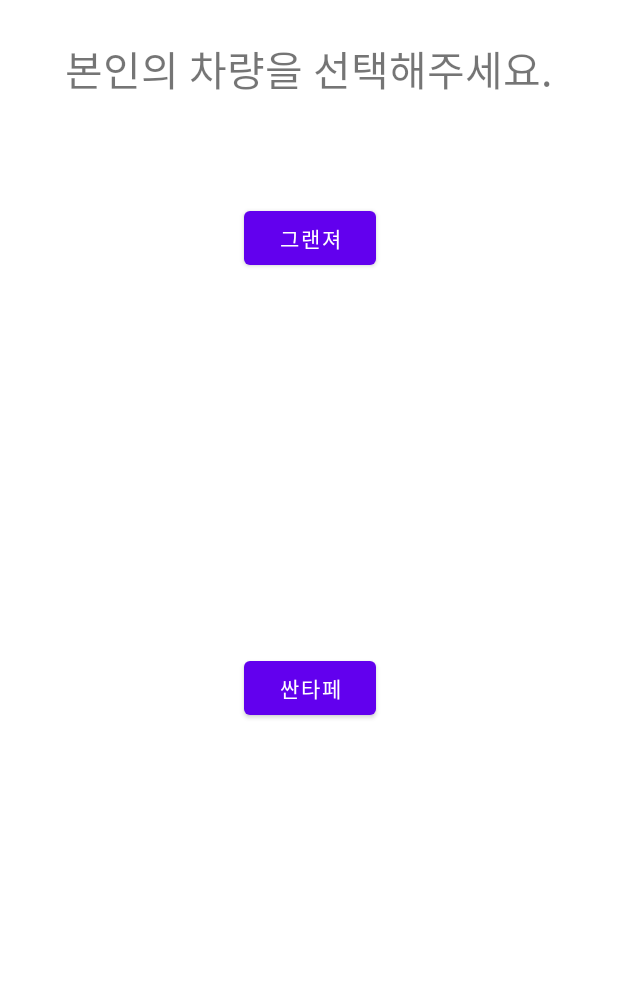
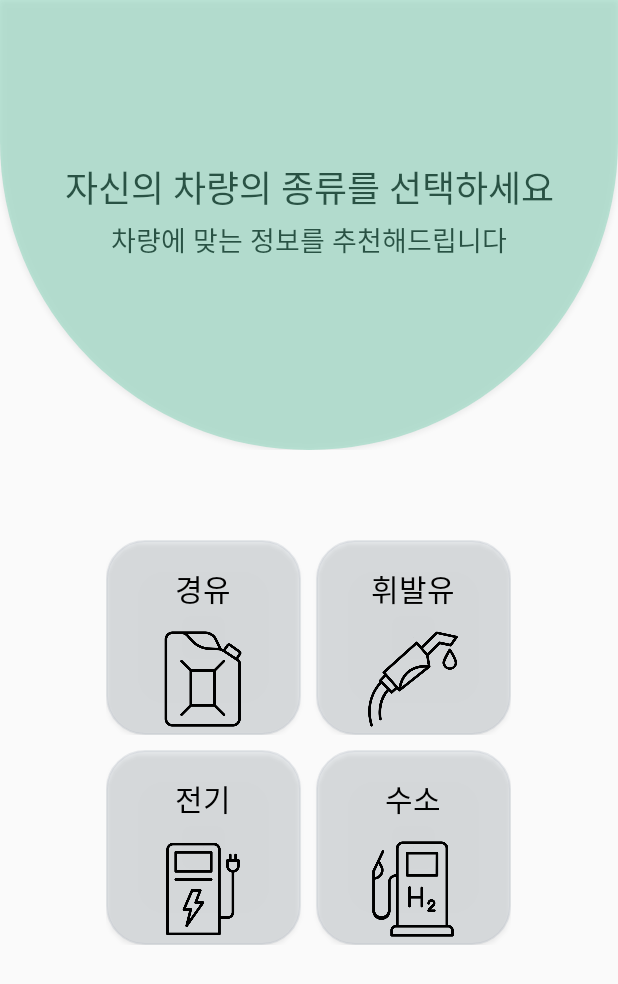
Before and after one commit to jsk41755/Car_management_app, an Android app: the Car_Select_Activity screen opened directly, with no data from a screen before it, on a phone screen of 412 x 824 dp. Shown: the top 984 px of the screen. Run offline under Robolectric (Android 15) with nearby library versions, the phone set to English and light mode, and no system bars; our stand-ins replace Firebase (no records; nobody signed in at launch, a user with empty details on screens opened directly); libraries missing offline, so code that uses them is left out: com.kakao.sdk; 3 statements that could not run were skipped.

Commit message:
로그인 차량선택 xml 수정

```diff
--- a/app/src/main/java/com/example/car_management_app/LoginActivity.java
+++ b/app/src/main/java/com/example/car_management_app/LoginActivity.java
@@ -24,7 +24,7 @@ public class LoginActivity extends AppCompatActivity {
 
     private View loginButton, logoutButton;
     private TextView nickName;
-    private ImageView profileImage;
+
 
     @Override
     protected void onCreate(Bundle savedInstanceState) {
@@ -36,7 +36,7 @@ public class LoginActivity extends AppCompatActivity {
         loginButton = findViewById(R.id.login);
         logoutButton = findViewById(R.id.logout);
         nickName = findViewById(R.id.nickname);
-        profileImage = findViewById(R.id.profile);
+
 
         Function2<OAuthToken, Throwable, Unit> callback = new Function2<OAuthToken, Throwable, Unit>() {
             @Override
@@ -97,7 +97,7 @@ public class LoginActivity extends AppCompatActivity {
                     Log.i(TAG, "invoke: age=" + user.getKakaoAccount().getAgeRange());
 
                     nickName.setText(user.getKakaoAccount().getProfile().getNickname());
-                    Glide.with(profileImage).load(user.getKakaoAccount().getProfile().getThumbnailImageUrl()).circleCrop().into(profileImage);
+
 
                     loginButton.setVisibility(View.GONE);
                     logoutButton.setVisibility(View.VISIBLE);
@@ -112,7 +112,6 @@ public class LoginActivity extends AppCompatActivity {
                 }
                 else{
                     nickName.setText(null);
-                    profileImage.setImageBitmap(null);
                     loginButton.setVisibility(View.VISIBLE);
                     logoutButton.setVisibility(View.GONE);
 
--- /dev/null
+++ b/app/src/main/res/drawable/car_icon_resize.xml
@@ -0,0 +1,9 @@
+<?xml version="1.0" encoding="utf-8"?>
+<layer-list xmlns:android="http://schemas.android.com/apk/res/android">
+
+    <item
+        android:width="50dp"
+        android:height="50dp"
+
+        android:drawable="@drawable/car_icon"/>
+</layer-list>
--- /dev/null
+++ b/app/src/main/res/drawable/diesel_icon_resize.xml
@@ -0,0 +1,8 @@
+<?xml version="1.0" encoding="utf-8"?>
+<layer-list xmlns:android="http://schemas.android.com/apk/res/android">
+    <item
+        android:width="65dp"
+        android:height="65dp"
+
+        android:drawable="@drawable/diesel_icon" />
+</layer-list>
--- /dev/null
+++ b/app/src/main/res/drawable/electric_icon_resize.xml
@@ -0,0 +1,9 @@
+<?xml version="1.0" encoding="utf-8"?>
+<layer-list xmlns:android="http://schemas.android.com/apk/res/android">
+
+    <item
+        android:width="65dp"
+        android:height="65dp"
+        android:drawable="@drawable/electric_icon"/>
+
+</layer-list>
--- /dev/null
+++ b/app/src/main/res/drawable/gasoline_icon_resize.xml
@@ -0,0 +1,9 @@
+<?xml version="1.0" encoding="utf-8"?>
+<layer-list xmlns:android="http://schemas.android.com/apk/res/android">
+
+    <item
+        android:width="65dp"
+        android:height="65dp"
+        android:drawable="@drawable/gasoline_icon"/>
+
+</layer-list>
--- /dev/null
+++ b/app/src/main/res/drawable/hydrogen_icon_resize.xml
@@ -0,0 +1,9 @@
+<?xml version="1.0" encoding="utf-8"?>
+<layer-list xmlns:android="http://schemas.android.com/apk/res/android">
+
+    <item
+        android:width="65dp"
+        android:height="65dp"
+        android:drawable="@drawable/hydrogen_icon"/>
+
+</layer-list>
--- /dev/null
+++ b/app/src/main/res/drawable/shape_button.xml
@@ -0,0 +1,22 @@
+<?xml version="1.0" encoding="utf-8"?>
+<shape xmlns:android="http://schemas.android.com/apk/res/android">
+
+
+    <corners
+        android:bottomLeftRadius="25dp"
+        android:bottomRightRadius="25dp"
+        android:topLeftRadius="25dp"
+        android:topRightRadius="25dp" />
+    <padding
+        android:bottom="5dp"
+        android:left="5dp"
+        android:right="5dp"
+        android:top="5dp" />
+    <solid
+        android:color="@color/lightgray"/>
+    <stroke
+        android:width="1dp"
+        android:color="@color/lightgray"/>
+
+
+</shape>
--- /dev/null
+++ b/app/src/main/res/drawable/shape_select.xml
@@ -0,0 +1,19 @@
+<?xml version="1.0" encoding="utf-8"?>
+<shape xmlns:android="http://schemas.android.com/apk/res/android">
+
+    <corners
+        android:bottomLeftRadius="300dp"
+        android:bottomRightRadius="300dp"
+        android:topLeftRadius="0dp"
+        android:topRightRadius="0dp" />
+    <padding
+        android:bottom="5dp"
+        android:left="5dp"
+        android:right="5dp"
+        android:top="5dp" />
+    <solid
+        android:color="#6666CDAA"/>
+
+
+
+</shape>
--- a/app/src/main/res/layout/activity_car_select.xml
+++ b/app/src/main/res/layout/activity_car_select.xml
@@ -1,48 +1,131 @@
 <?xml version="1.0" encoding="utf-8"?>
-<androidx.constraintlayout.widget.ConstraintLayout xmlns:android="http://schemas.android.com/apk/res/android"
+<LinearLayout xmlns:android="http://schemas.android.com/apk/res/android"
     xmlns:app="http://schemas.android.com/apk/res-auto"
     xmlns:tools="http://schemas.android.com/tools"
     android:layout_width="match_parent"
     android:layout_height="match_parent"
-    tools:context=".Car_Select_Activity">
+    tools:context=".Car_Select_Activity"
+    android:orientation="vertical">
+
+
+    <RelativeLayout
+        android:layout_width="wrap_content"
+        android:layout_height="wrap_content">
+
+        <Button
+            android:id="@+id/basecolor"
+            android:layout_width="match_parent"
+            android:layout_height="300dp"
+            android:background="@drawable/shape_select" />
+
 
         <TextView
-        android:id="@+id/textView"
+            android:id="@+id/textView1"
             android:layout_width="wrap_content"
             android:layout_height="wrap_content"
-        android:layout_marginStart="46dp"
-        android:layout_marginTop="25dp"
-        android:layout_marginEnd="47dp"
+            android:layout_alignLeft="@id/basecolor"
+            android:layout_alignTop="@+id/basecolor"
+            android:layout_alignRight="@id/basecolor"
+            android:layout_alignBottom="@id/basecolor"
+            android:layout_marginStart="32dp"
+            android:layout_marginTop="10dp"
+            android:layout_marginEnd="32dp"
+            android:layout_marginBottom="60dp"
             android:gravity="center"
-        android:text="본인의 차량을 선택해주세요."
-        android:textSize="27dp"
-        app:layout_constraintEnd_toEndOf="parent"
-        app:layout_constraintStart_toStartOf="parent"
-        app:layout_constraintTop_toTopOf="parent" />
+            android:text="자신의 차량의 종류를 선택하세요"
+            android:textColor="@color/black"
+            android:textSize="24dp"
+            android:fontFamily="@font/cafe24_surround"/>
+
+        <TextView
+            android:id="@+id/textView2"
+            android:layout_width="wrap_content"
+            android:layout_height="wrap_content"
+            android:layout_alignLeft="@id/basecolor"
+            android:layout_alignTop="@+id/basecolor"
+            android:layout_alignRight="@id/basecolor"
+            android:layout_alignBottom="@id/basecolor"
+            android:layout_marginStart="45dp"
+            android:layout_marginTop="30dp"
+            android:layout_marginEnd="45dp"
+            android:layout_marginBottom="10dp"
+            android:gravity="center"
+            android:text="차량에 맞는 정보를 추천해드립니다"
+            android:textColor="@color/black"
+            android:textSize="18dp"
+            android:fontFamily="@font/cafe24_surround_air"/>
+
+    </RelativeLayout>
+
+    <LinearLayout
+        android:layout_width="wrap_content"
+        android:layout_height="wrap_content"
+        android:orientation="horizontal"
+        android:layout_gravity="center"
+        android:layout_marginTop="60dp"
+        android:layout_marginEnd="0dp">
 
         <Button
             android:id="@+id/Car1"
-        android:layout_width="wrap_content"
-        android:layout_height="wrap_content"
-        android:layout_marginStart="162dp"
-        android:layout_marginTop="68dp"
-        android:layout_marginEnd="161dp"
-        android:text="그랜져"
-        app:layout_constraintEnd_toEndOf="parent"
-        app:layout_constraintStart_toStartOf="parent"
-        app:layout_constraintTop_toBottomOf="@+id/textView" />
+            android:layout_width="130dp"
+            android:layout_height="130dp"
+            android:text="경유"
+            android:textSize="20dp"
+            android:background="@drawable/shape_button"
+            android:backgroundTint="@color/lightgray"
+            android:textColor="@color/black"
+            android:drawableBottom="@drawable/diesel_icon_resize"
+            android:fontFamily="@font/cafe24_surround"/>
 
         <Button
             android:id="@+id/Car2"
+            android:layout_width="130dp"
+            android:layout_height="130dp"
+            android:text="휘발유"
+            android:textSize="20dp"
+            android:layout_marginStart="10dp"
+            android:background="@drawable/shape_button"
+            android:backgroundTint="@color/lightgray"
+            android:textColor="@color/black"
+            android:drawableBottom="@drawable/gasoline_icon_resize"
+            android:fontFamily="@font/cafe24_surround"/>
+
+    </LinearLayout>
+
+    <LinearLayout
         android:layout_width="wrap_content"
         android:layout_height="wrap_content"
-        android:layout_marginStart="162dp"
-        android:layout_marginTop="252dp"
-        android:layout_marginEnd="161dp"
-        android:text="싼타페"
-        app:layout_constraintEnd_toEndOf="parent"
-        app:layout_constraintStart_toStartOf="parent"
-        app:layout_constraintTop_toBottomOf="@+id/Car1" />
+        android:orientation="horizontal"
+        android:layout_gravity="center"
+        android:layout_marginTop="10dp"
+        android:layout_marginEnd="0dp">
+
+        <Button
+            android:id="@+id/Car3"
+            android:layout_width="130dp"
+            android:layout_height="130dp"
+            android:text="전기"
+            android:textSize="20dp"
+            android:background="@drawable/shape_button"
+            android:backgroundTint="@color/lightgray"
+            android:textColor="@color/black"
+            android:drawableBottom="@drawable/electric_icon_resize"
+            android:fontFamily="@font/cafe24_surround"/>
+
+        <Button
+            android:id="@+id/Car4"
+            android:layout_width="130dp"
+            android:layout_height="130dp"
+            android:text="수소"
+            android:textSize="20dp"
+            android:layout_marginStart="10dp"
+            android:background="@drawable/shape_button"
+            android:backgroundTint="@color/lightgray"
+            android:textColor="@color/black"
+            android:drawableBottom="@drawable/hydrogen_icon_resize"
+            android:fontFamily="@font/cafe24_surround"/>
+
+    </LinearLayout>
 
 
-</androidx.constraintlayout.widget.ConstraintLayout>
+</LinearLayout>
--- a/app/src/main/res/layout/activity_login.xml
+++ b/app/src/main/res/layout/activity_login.xml
@@ -11,31 +11,43 @@
         android:layout_width="match_parent"
         android:layout_height="0dp"
         android:layout_weight="1"
-        android:orientation="vertical">
+        android:orientation="vertical"
+        android:layout_gravity="center"
+        android:gravity="center">
 
         <ImageView
             android:id="@+id/profile"
-            android:layout_width="200dp"
-            android:layout_height="200dp"/>
+            android:layout_width="290dp"
+            android:layout_height="250dp"
+            android:layout_gravity="center"
+            android:src="@drawable/car_login"
+            android:visibility="visible" />
 
         <TextView
             android:id="@+id/nickname"
             android:layout_width="wrap_content"
-            android:layout_height="wrap_content"/>
+            android:layout_height="0dp"
+            android:layout_gravity="center"
+            android:text="카계부"
+            android:textColor="@color/maingreen"
+            android:textSize="35dp"
+            android:visibility="invisible" />
+
+        <ImageView
+            android:id="@+id/login"
+            android:layout_width="wrap_content"
+            android:layout_height="wrap_content"
+            android:layout_gravity="center"
+            android:src="@drawable/kakao_login_medium_wide"
+            android:visibility="gone" />
+
     </LinearLayout>
-
-    <ImageView
-        android:id="@+id/login"
-        android:layout_width="match_parent"
-        android:layout_height="wrap_content"
-        android:src="@drawable/kakao_login_medium_wide"
-        android:visibility="gone"/>
 
     <Button
         android:id="@+id/logout"
         android:layout_width="match_parent"
         android:layout_height="wrap_content"
         android:text="로그아웃"
-        android:visibility="gone"/>
+        android:visibility="gone" />
 
 </LinearLayout>
--- a/app/src/main/res/values/colors.xml
+++ b/app/src/main/res/values/colors.xml
@@ -7,4 +7,17 @@
     <color name="teal_700">#FF018786</color>
     <color name="black">#FF000000</color>
     <color name="white">#FFFFFFFF</color>
+
+    <color name="lightmint">#AFEEEE</color>
+    <color name="lightblue">#ADD8E6</color>
+    <color name="ivory">#FFFFF0</color>
+    <color name="lightyellow">#FFFFE0</color>
+    <color name="lightpink">#FFB6C1</color>
+    <color name="lightpurple">#DB7093</color>
+    <color name="lightgreen">#6690EE90  </color>
+    <color name="lightkhaki">#66CDAA </color>
+    <color name="green">#3CB371</color>
+    <color name="maingreen">#6613A07B</color>
+    <color name="lightgray">#66778899</color>
+
 </resources>
--- a/app/src/main/res/values/themes.xml
+++ b/app/src/main/res/values/themes.xml
@@ -1,6 +1,6 @@
 <resources xmlns:tools="http://schemas.android.com/tools">
     <!-- Base application theme. -->
-    <style name="Theme.Car_Management_App" parent="Theme.MaterialComponents.DayNight.NoActionBar">
+    <style name="Theme.Car_Management_App" parent="Theme.AppCompat.Light.NoActionBar">
         <!-- Primary brand color. -->
         <item name="colorPrimary">@color/purple_500</item>
         <item name="colorPrimaryVariant">@color/purple_700</item>
```
Also changed, not shown: app/src/main/res/drawable/car_icon.png (added), app/src/main/res/drawable/car_login.png (added), app/src/main/res/drawable/diesel_icon.png (added), app/src/main/res/drawable/electric_icon.png (added), app/src/main/res/drawable/gasoline_icon.png (added), app/src/main/res/drawable/hydrogen_icon.png (added), 2 other files. Lines whose indentation alone changed are shown as unchanged.
